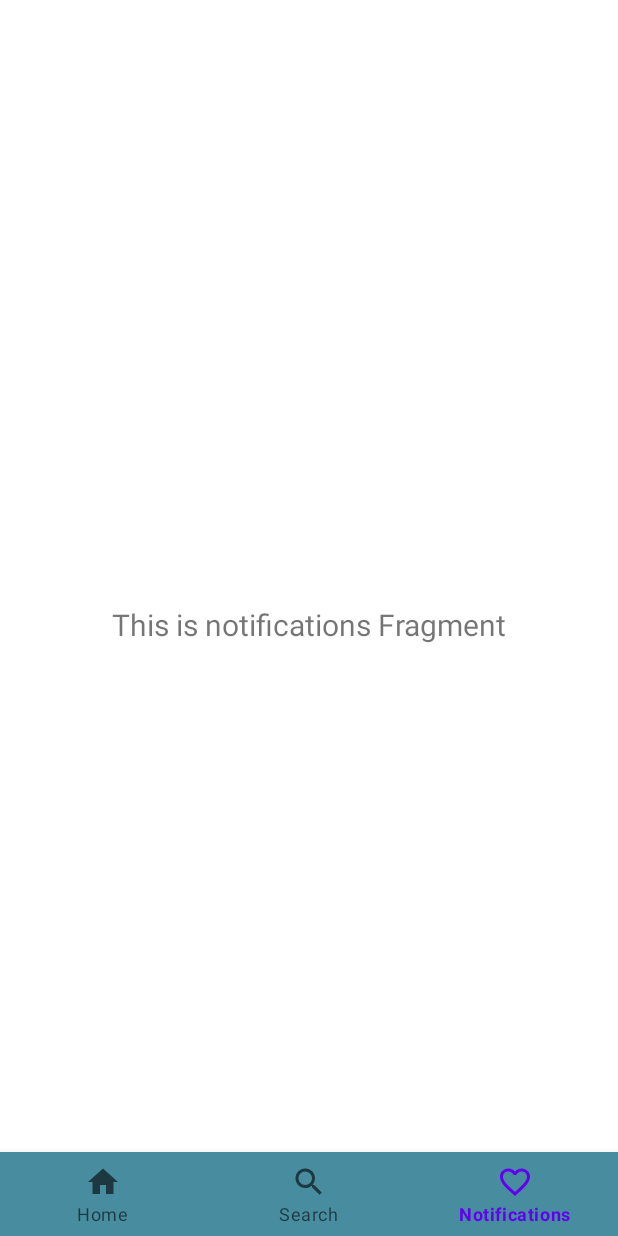
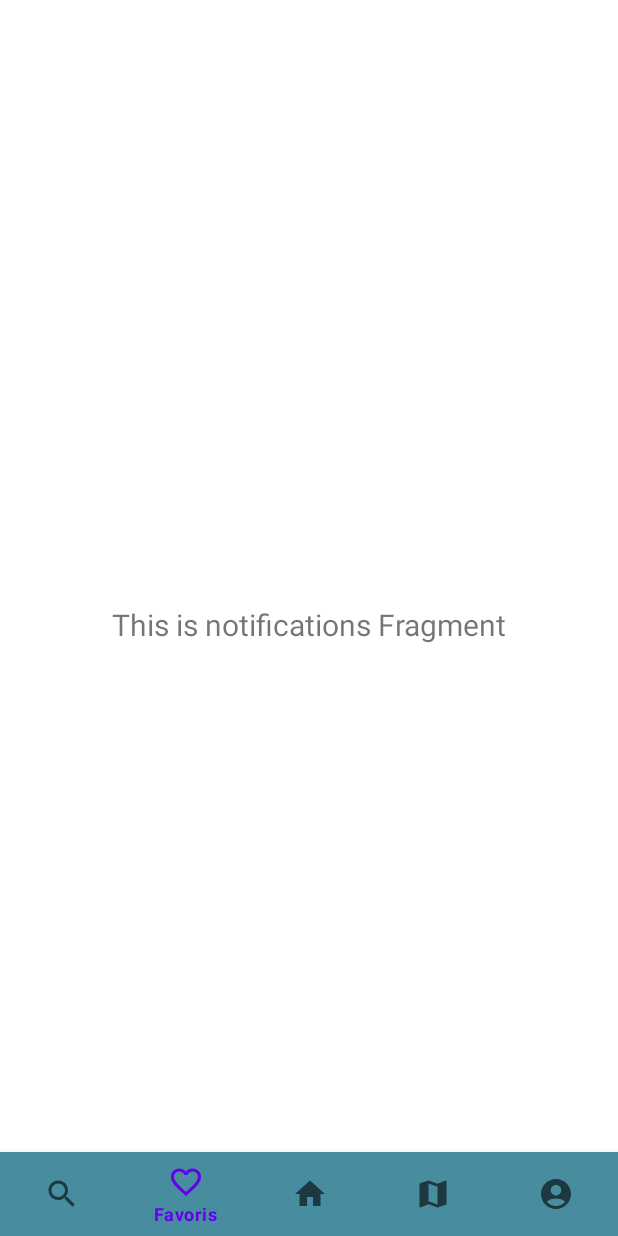
Before and after one commit to Suhhushi/E-thanaV2, an Android app: the FavorisFragment screen opened through its navigation route, on a phone screen of 412 x 824 dp. Run offline under Robolectric (Android 15) with nearby library versions, the phone set to English and light mode, and no system bars; our stand-ins replace navigation-ui.

Commit message:
ajout des onglets de nav

```diff
--- a/app/src/main/java/com/sitcom/software/e_thanas/ui/notifications/NotificationsFragment.kt
+++ b/app/src/main/java/com/sitcom/software/e_thanas/ui/favoris/FavorisFragment.kt
@@ -1,4 +1,4 @@
-package com.sitcom.software.e_thanas.ui.notifications
+package com.sitcom.software.e_thanas.ui.favoris
 
 import android.os.Bundle
 import android.view.LayoutInflater
@@ -7,11 +7,12 @@ import android.view.ViewGroup
 import android.widget.TextView
 import androidx.fragment.app.Fragment
 import androidx.lifecycle.ViewModelProvider
-import com.sitcom.software.e_thanas.databinding.FragmentNotificationsBinding
+import com.sitcom.software.e_thanas.databinding.FragmentFavorisBinding
 
-class NotificationsFragment : Fragment() {
 
-    private var _binding: FragmentNotificationsBinding? = null
+class FavorisFragment : Fragment() {
+
+    private var _binding: FragmentFavorisBinding? = null
 
     // This property is only valid between onCreateView and
     // onDestroyView.
@@ -22,14 +23,14 @@ class NotificationsFragment : Fragment() {
         container: ViewGroup?,
         savedInstanceState: Bundle?
     ): View {
-        val notificationsViewModel =
-            ViewModelProvider(this).get(NotificationsViewModel::class.java)
+        val favorisViewModel =
+            ViewModelProvider(this).get(FavorisViewModel::class.java)
 
-        _binding = FragmentNotificationsBinding.inflate(inflater, container, false)
+        _binding = FragmentFavorisBinding.inflate(inflater, container, false)
         val root: View = binding.root
 
         val textView: TextView = binding.textNotifications
-        notificationsViewModel.text.observe(viewLifecycleOwner) {
+        favorisViewModel.text.observe(viewLifecycleOwner) {
             textView.text = it
         }
         return root
--- a/app/src/main/java/com/sitcom/software/e_thanas/ui/notifications/NotificationsViewModel.kt
+++ b/app/src/main/java/com/sitcom/software/e_thanas/ui/favoris/FavorisViewModel.kt
@@ -1,10 +1,10 @@
-package com.sitcom.software.e_thanas.ui.notifications
+package com.sitcom.software.e_thanas.ui.favoris
 
 import androidx.lifecycle.LiveData
 import androidx.lifecycle.MutableLiveData
 import androidx.lifecycle.ViewModel
 
-class NotificationsViewModel : ViewModel() {
+class FavorisViewModel : ViewModel() {
 
     private val _text = MutableLiveData<String>().apply {
         value = "This is notifications Fragment"
--- /dev/null
+++ b/app/src/main/res/drawable/baseline_map_24.xml
@@ -0,0 +1,5 @@
+<vector android:height="24dp" android:tint="#FFFFFF"
+    android:viewportHeight="24" android:viewportWidth="24"
+    android:width="24dp" xmlns:android="http://schemas.android.com/apk/res/android">
+    <path android:fillColor="@android:color/white" android:pathData="M20.5,3l-0.16,0.03L15,5.1 9,3 3.36,4.9c-0.21,0.07 -0.36,0.25 -0.36,0.48V20.5c0,0.28 0.22,0.5 0.5,0.5l0.16,-0.03L9,18.9l6,2.1 5.64,-1.9c0.21,-0.07 0.36,-0.25 0.36,-0.48V3.5c0,-0.28 -0.22,-0.5 -0.5,-0.5zM15,19l-6,-2.11V5l6,2.11V19z"/>
+</vector>
--- a/app/src/main/res/layout/fragment_notifications.xml
+++ b/app/src/main/res/layout/fragment_favoris.xml
@@ -4,7 +4,7 @@
     xmlns:tools="http://schemas.android.com/tools"
     android:layout_width="match_parent"
     android:layout_height="match_parent"
-    tools:context=".ui.notifications.NotificationsFragment">
+    tools:context=".ui.favoris.FavorisFragment">
 
     <TextView
         android:id="@+id/text_notifications"
--- a/app/src/main/res/menu/bottom_nav_menu.xml
+++ b/app/src/main/res/menu/bottom_nav_menu.xml
@@ -2,13 +2,7 @@
 <menu xmlns:android="http://schemas.android.com/apk/res/android"
     xmlns:app="http://schemas.android.com/apk/res-auto">
 
-    <item
-        android:id="@+id/navigation_home"
-        android:icon="@drawable/baseline_home_24"
-        android:iconTint="#FFFFFF"
-        app:itemIconTint="@color/white"
-        app:itemTextColor="@color/white"
-        android:title="@string/title_home" />
+
 
     <item
         android:id="@+id/navigation_search"
@@ -24,6 +18,31 @@
         android:iconTint="#FFFFFF"
         app:itemIconTint="@color/white"
         app:itemTextColor="@color/white"
-        android:title="@string/title_notifications" />
+        android:title="@string/title_favoris" />
+
+    <item
+        android:id="@+id/navigation_home"
+        android:icon="@drawable/baseline_home_24"
+        android:iconTint="#FFFFFF"
+        app:itemIconTint="@color/white"
+        app:itemTextColor="@color/white"
+        android:title="@string/title_home" />
+
+
+    <item
+        android:id="@+id/navigation_cimetieres"
+        android:icon="@drawable/baseline_map_24"
+        android:iconTint="#FFFFFF"
+        app:itemIconTint="@color/white"
+        app:itemTextColor="@color/white"
+        android:title="@string/title_cimetieres" />
+
+    <item
+        android:id="@+id/navigation_account"
+        android:icon="@drawable/baseline_account_circle_24"
+        android:iconTint="#FFFFFF"
+        app:itemIconTint="@color/white"
+        app:itemTextColor="@color/white"
+        android:title="@string/title_account" />
 
 </menu>
--- a/app/src/main/res/navigation/mobile_navigation.xml
+++ b/app/src/main/res/navigation/mobile_navigation.xml
@@ -19,7 +19,19 @@
 
     <fragment
         android:id="@+id/navigation_notifications"
-        android:name="com.sitcom.software.e_thanas.ui.notifications.NotificationsFragment"
-        android:label="@string/title_notifications"
-        tools:layout="@layout/fragment_notifications" />
+        android:name="com.sitcom.software.e_thanas.ui.favoris.FavorisFragment"
+        android:label="@string/title_favoris"
+        tools:layout="@layout/fragment_favoris" />
+
+    <fragment
+        android:id="@+id/navigation_account"
+        android:name="com.sitcom.software.e_thanas.ui.account.AccountFragment"
+        android:label="@string/title_account"
+        tools:layout="@layout/fragment_account" />
+
+    <fragment
+        android:id="@+id/navigation_cimetieres"
+        android:name="com.sitcom.software.e_thanas.ui.cimetieres.CimetieresFragment"
+        android:label="@string/title_cimetieres"
+        tools:layout="@layout/fragment_cimetieres" />
 </navigation>
--- a/app/src/main/res/values-night/themes.xml
+++ b/app/src/main/res/values-night/themes.xml
@@ -4,11 +4,11 @@
         <!-- Primary brand color. -->
         <item name="colorPrimary">@color/purple_200</item>
         <item name="colorPrimaryVariant">@color/purple_700</item>
-        <item name="colorOnPrimary">@color/black</item>
+        <item name="colorOnPrimary">@color/white</item>
         <!-- Secondary brand color. -->
         <item name="colorSecondary">@color/teal_200</item>
         <item name="colorSecondaryVariant">@color/teal_200</item>
-        <item name="colorOnSecondary">@color/black</item>
+        <item name="colorOnSecondary">@color/white</item>
         <!-- Status bar color. -->
         <item name="android:statusBarColor">?attr/colorPrimaryVariant</item>
         <!-- Customize your theme here. -->
--- a/app/src/main/res/values/strings.xml
+++ b/app/src/main/res/values/strings.xml
@@ -2,9 +2,11 @@
     <string name="app_name">E-thana</string>
     <string name="title_home">Home</string>
     <string name="title_search">Search</string>
-    <string name="title_notifications">Notifications</string>
+    <string name="title_favoris">Favoris</string>
     <!-- TODO: Remove or change this placeholder text -->
     <string name="hello_blank_fragment">Hello blank fragment</string>
     <string name="title_activity_map">MapActivity</string>
     <string name="title_dashboard">Dashboard</string>
+    <string name="title_account">Compte</string>
+    <string name="title_cimetieres">Cimetières référencés</string>
 </resources>
--- a/app/src/main/res/values/themes.xml
+++ b/app/src/main/res/values/themes.xml
@@ -8,7 +8,7 @@
         <!-- Secondary brand color. -->
         <item name="colorSecondary">@color/teal_200</item>
         <item name="colorSecondaryVariant">@color/teal_700</item>
-        <item name="colorOnSecondary">@color/black</item>
+        <item name="colorOnSecondary">@color/white</item>
         <!-- Status bar color. -->
         <item name="android:statusBarColor">?attr/colorPrimaryVariant</item>
         <!-- Customize your theme here. -->
```
Also changed, not shown: app/src/main/java/com/sitcom/software/e_thanas/ui/account/AccountFragment.kt (added, +60 -0 lines), app/src/main/java/com/sitcom/software/e_thanas/ui/cimetieres/CimetieresFragment.kt (added, +60 -0 lines), app/src/main/res/layout/fragment_account.xml (added, +14 -0 lines), app/src/main/res/layout/fragment_cimetieres.xml (added, +14 -0 lines).
